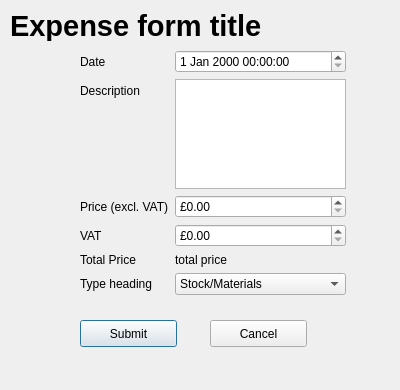
supermaximo93/Computing_Project, file dialogs/expense/ExpenseForm.ui: the form before one commit.
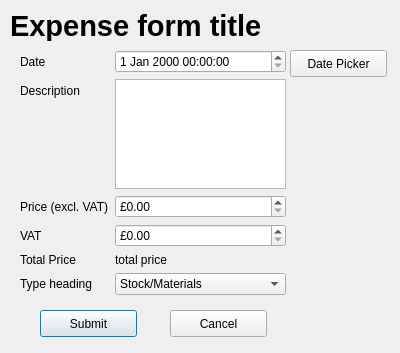
The form after the commit.

Commit message: Added date picker buttons to forms where appropriate

Patch:
```diff
--- a/dialogs/expense/ExpenseForm.ui
+++ b/dialogs/expense/ExpenseForm.ui
@@ -7,7 +7,7 @@
     <x>0</x>
     <y>0</y>
     <width>400</width>
-    <height>390</height>
+    <height>353</height>
    </rect>
   </property>
   <property name="windowTitle">
@@ -16,8 +16,8 @@
   <widget class="QPushButton" name="pushButton_submit">
    <property name="geometry">
     <rect>
-     <x>80</x>
-     <y>320</y>
+     <x>40</x>
+     <y>310</y>
      <width>97</width>
      <height>27</height>
     </rect>
@@ -29,8 +29,8 @@
   <widget class="QPushButton" name="pushButton_cancel">
    <property name="geometry">
     <rect>
-     <x>210</x>
-     <y>320</y>
+     <x>170</x>
+     <y>310</y>
      <width>97</width>
      <height>27</height>
     </rect>
@@ -42,7 +42,7 @@
   <widget class="QWidget" name="formLayoutWidget">
    <property name="geometry">
     <rect>
-     <x>80</x>
+     <x>20</x>
      <y>50</y>
      <width>266</width>
      <height>245</height>
@@ -198,6 +198,19 @@
     <string>Expense form title</string>
    </property>
   </widget>
+  <widget class="QPushButton" name="pushButton_datePicker">
+   <property name="geometry">
+    <rect>
+     <x>290</x>
+     <y>50</y>
+     <width>97</width>
+     <height>27</height>
+    </rect>
+   </property>
+   <property name="text">
+    <string>Date Picker</string>
+   </property>
+  </widget>
  </widget>
  <resources/>
  <connections/>
```
The commit also changes 11 other files.
